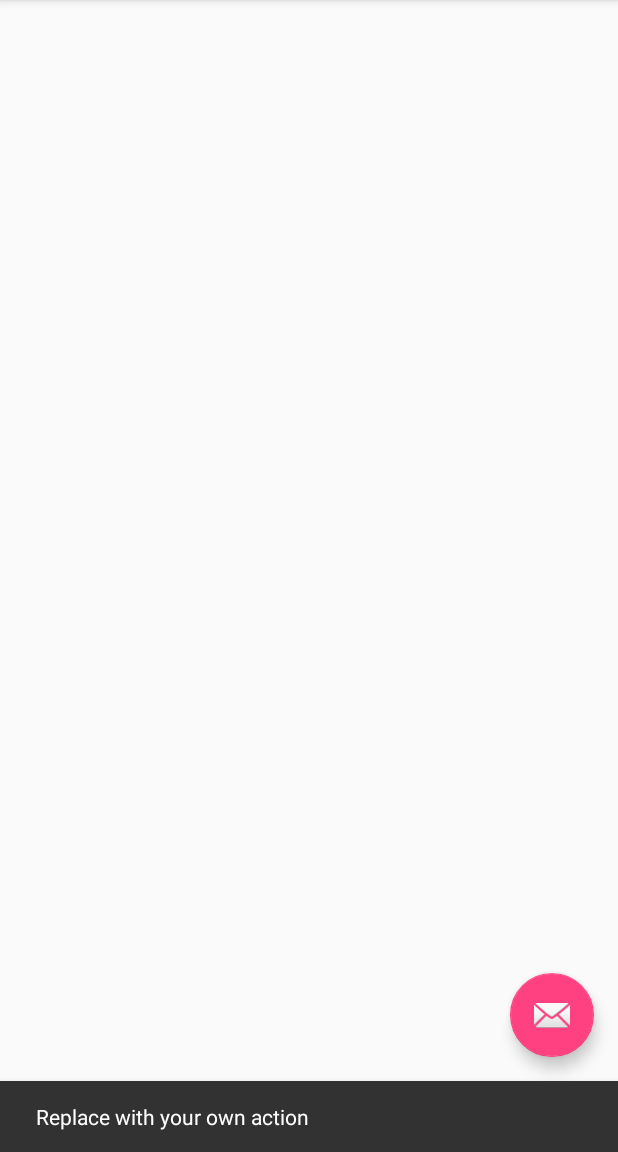
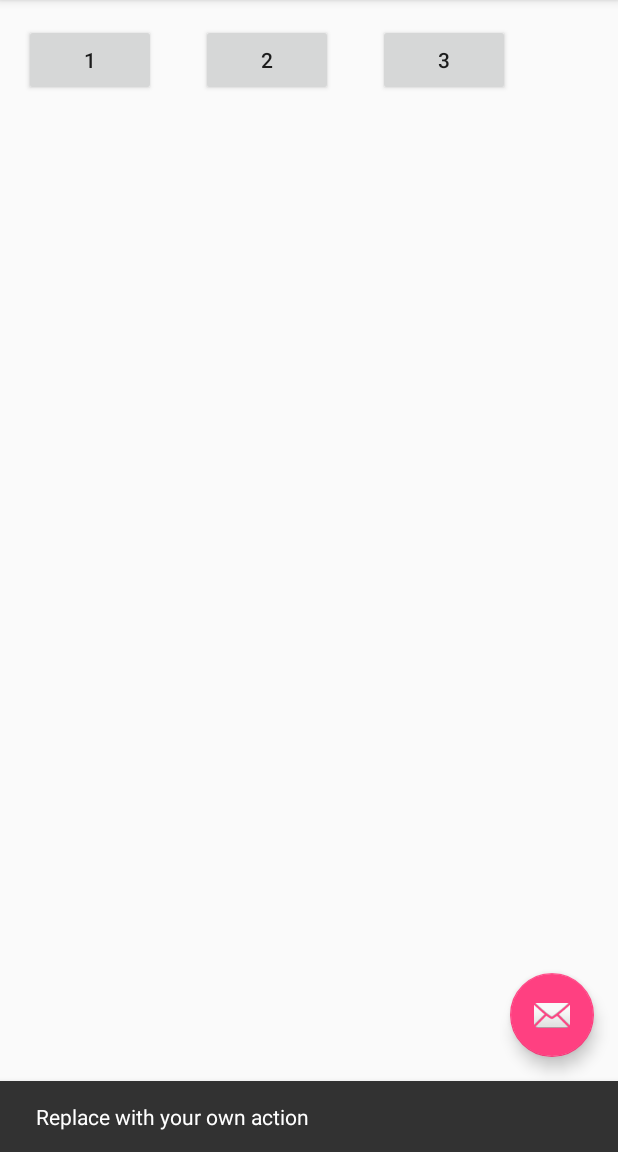
Before and after one commit to Magnetic000/Nutrient_Calculator, an Android app: the screen it shows after launch (MainActivity), after a tap on an icon or button, on a phone screen of 412 x 824 dp, the part 84-1236 px from its top. Run offline under Robolectric (Android 15) with nearby library versions, the phone set to English and light mode, and no system bars.

Commit message:
2 buttons working!

```diff
--- a/app/src/main/AndroidManifest.xml
+++ b/app/src/main/AndroidManifest.xml
@@ -1,17 +1,17 @@
 <?xml version="1.0" encoding="utf-8"?>
 <manifest xmlns:android="http://schemas.android.com/apk/res/android"
-    package="ics4u.ics4u_final_project">
+    package="ics4u.ics4u_final_project" >
 
     <application
         android:allowBackup="true"
         android:icon="@mipmap/ic_launcher"
         android:label="@string/app_name"
         android:supportsRtl="true"
-        android:theme="@style/AppTheme">
+        android:theme="@style/AppTheme" >
         <activity
             android:name=".MainActivity"
             android:label="@string/app_name"
-            android:theme="@style/AppTheme.NoActionBar">
+            android:theme="@style/AppTheme.NoActionBar" >
             <intent-filter>
                 <action android:name="android.intent.action.MAIN" />
 
--- a/app/src/main/java/ics4u/ics4u_final_project/MainActivity.java
+++ b/app/src/main/java/ics4u/ics4u_final_project/MainActivity.java
@@ -8,6 +8,7 @@ import android.support.v7.widget.Toolbar;
 import android.view.View;
 import android.view.Menu;
 import android.view.MenuItem;
+import android.widget.Button;
 
 public class MainActivity extends AppCompatActivity {
 
@@ -18,7 +19,7 @@ public class MainActivity extends AppCompatActivity {
         Toolbar toolbar = (Toolbar) findViewById(R.id.toolbar);
         setSupportActionBar(toolbar);
 
-        FloatingActionButton fab = (FloatingActionButton) findViewById(R.id.fab);
+       FloatingActionButton fab = (FloatingActionButton) findViewById(R.id.fab);
         fab.setOnClickListener(new View.OnClickListener() {
             @Override
             public void onClick(View view) {
@@ -49,4 +50,15 @@ public class MainActivity extends AppCompatActivity {
 
         return super.onOptionsItemSelected(item);
     }
+
+    public void buttonOnClick(View v) {
+        Button button=(Button) v;
+        button.setText("I've Been Clicked!");
+        Button button2 =(Button) findViewById(R.id.btn2);
+        button2.setText("Ok");
+    }
+    public void btn2OnClick(View v){
+        Button button = (Button) v;
+        button.setText("Reset");
+    }
 }
--- a/app/src/main/res/layout/activity_main.xml
+++ b/app/src/main/res/layout/activity_main.xml
@@ -1,5 +1,6 @@
 <?xml version="1.0" encoding="utf-8"?>
-<android.support.design.widget.CoordinatorLayout xmlns:android="http://schemas.android.com/apk/res/android"
+<android.support.design.widget.CoordinatorLayout
+    xmlns:android="http://schemas.android.com/apk/res/android"
     xmlns:app="http://schemas.android.com/apk/res-auto"
     xmlns:tools="http://schemas.android.com/tools"
     android:layout_width="match_parent"
@@ -8,8 +9,8 @@
     tools:context="ics4u.ics4u_final_project.MainActivity">
 
     <android.support.design.widget.AppBarLayout
+        android:layout_height="wrap_content"
         android:layout_width="match_parent"
-        android:layout_height="wrap_content"
         android:theme="@style/AppTheme.AppBarOverlay">
 
         <android.support.v7.widget.Toolbar
@@ -21,7 +22,7 @@
 
     </android.support.design.widget.AppBarLayout>
 
-    <include layout="@layout/content_main" />
+    <include layout="@layout/content_main"/>
 
     <android.support.design.widget.FloatingActionButton
         android:id="@+id/fab"
--- a/app/src/main/res/layout/content_main.xml
+++ b/app/src/main/res/layout/content_main.xml
@@ -1,15 +1,43 @@
 <?xml version="1.0" encoding="utf-8"?>
-<RelativeLayout xmlns:android="http://schemas.android.com/apk/res/android"
+<RelativeLayout
+    xmlns:android="http://schemas.android.com/apk/res/android"
+    xmlns:tools="http://schemas.android.com/tools"
     xmlns:app="http://schemas.android.com/apk/res-auto"
-    xmlns:tools="http://schemas.android.com/tools"
     android:layout_width="match_parent"
     android:layout_height="match_parent"
-    android:paddingBottom="@dimen/activity_vertical_margin"
     android:paddingLeft="@dimen/activity_horizontal_margin"
     android:paddingRight="@dimen/activity_horizontal_margin"
     android:paddingTop="@dimen/activity_vertical_margin"
+    android:paddingBottom="@dimen/activity_vertical_margin"
     app:layout_behavior="@string/appbar_scrolling_view_behavior"
-    tools:context="ics4u.ics4u_final_project.MainActivity"
-    tools:showIn="@layout/activity_main">
+    tools:showIn="@layout/activity_main"
+    tools:context="ics4u.ics4u_final_project.MainActivity">
 
+    <Button
+        android:layout_width="wrap_content"
+        android:layout_height="wrap_content"
+        android:text="1"
+        android:id="@+id/btn1"
+        android:layout_alignParentTop="true"
+        android:layout_alignParentStart="true"
+        android:onClick="buttonOnClick" />
+
+    <Button
+        android:layout_width="wrap_content"
+        android:layout_height="wrap_content"
+        android:text="2"
+        android:id="@+id/btn2"
+        android:layout_alignParentTop="true"
+        android:layout_toEndOf="@+id/btn1"
+        android:layout_marginStart="30dp"
+        android:onClick="btn2OnClick" />
+
+    <Button
+        android:layout_width="wrap_content"
+        android:layout_height="wrap_content"
+        android:text="3"
+        android:id="@+id/btn3"
+        android:layout_alignParentTop="true"
+        android:layout_toEndOf="@+id/btn2"
+        android:layout_marginStart="30dp" />
 </RelativeLayout>
--- a/app/src/main/res/menu/menu_main.xml
+++ b/app/src/main/res/menu/menu_main.xml
@@ -1,10 +1,9 @@
 <menu xmlns:android="http://schemas.android.com/apk/res/android"
     xmlns:app="http://schemas.android.com/apk/res-auto"
     xmlns:tools="http://schemas.android.com/tools"
-    tools:context="ics4u.ics4u_final_project.MainActivity">
-    <item
-        android:id="@+id/action_settings"
+    tools:context="ics4u.ics4u_final_project.MainActivity" >
+    <item android:id="@+id/action_settings"
+        android:title="@string/action_settings"
         android:orderInCategory="100"
-        android:title="@string/action_settings"
         app:showAsAction="never" />
 </menu>
--- a/app/src/main/res/values-v21/styles.xml
+++ b/app/src/main/res/values-v21/styles.xml
@@ -1,5 +1,4 @@
 <resources>>
-
             <style name="AppTheme.NoActionBar">
             <item name="windowActionBar">false</item>
             <item name="windowNoTitle">true</item>
--- a/app/src/main/res/values/styles.xml
+++ b/app/src/main/res/values/styles.xml
@@ -7,14 +7,11 @@
         <item name="colorPrimaryDark">@color/colorPrimaryDark</item>
         <item name="colorAccent">@color/colorAccent</item>
     </style>
-
     <style name="AppTheme.NoActionBar">
         <item name="windowActionBar">false</item>
         <item name="windowNoTitle">true</item>
     </style>
-
     <style name="AppTheme.AppBarOverlay" parent="ThemeOverlay.AppCompat.Dark.ActionBar" />
-
     <style name="AppTheme.PopupOverlay" parent="ThemeOverlay.AppCompat.Light" />
 
 </resources>
```
Lines whose indentation alone changed are shown as unchanged.
